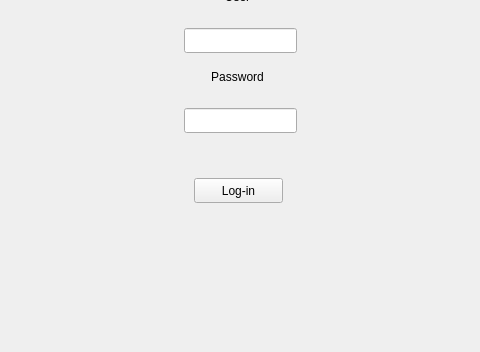
This is ClientGUI/ClientGUI/ClientApplication/mainwindow.ui in JonDGS/TheIndestructibleLibrary as Qt 5 draws it before an edit; both pictures show x 126 to 606 and y 199 to 551 of the 745 by 551 pixel window. The edited form follows.
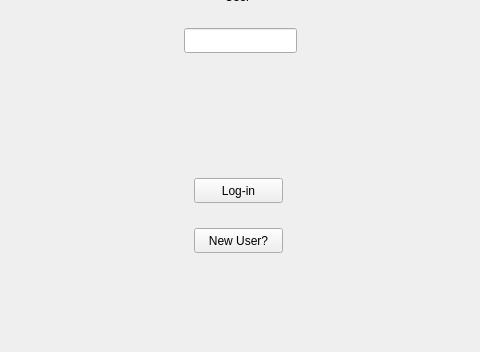
This is the edited form.

The edit to the form file:
```diff
--- a/ClientGUI/ClientGUI/ClientApplication/mainwindow.ui
+++ b/ClientGUI/ClientGUI/ClientApplication/mainwindow.ui
@@ -43,38 +43,6 @@
      <set>Qt::AlignCenter</set>
     </property>
    </widget>
-   <widget class="QLineEdit" name="lineEdit_2">
-    <property name="geometry">
-     <rect>
-      <x>310</x>
-      <y>290</y>
-      <width>113</width>
-      <height>25</height>
-     </rect>
-    </property>
-    <property name="text">
-     <string/>
-    </property>
-   </widget>
-   <widget class="QLabel" name="label_2">
-    <property name="geometry">
-     <rect>
-      <x>330</x>
-      <y>250</y>
-      <width>67</width>
-      <height>17</height>
-     </rect>
-    </property>
-    <property name="layoutDirection">
-     <enum>Qt::LeftToRight</enum>
-    </property>
-    <property name="text">
-     <string>Password</string>
-    </property>
-    <property name="alignment">
-     <set>Qt::AlignCenter</set>
-    </property>
-   </widget>
    <widget class="QPushButton" name="pushButton">
     <property name="geometry">
      <rect>
@@ -88,6 +56,19 @@
      <string>Log-in</string>
     </property>
    </widget>
+   <widget class="QPushButton" name="pushButton_2">
+    <property name="geometry">
+     <rect>
+      <x>320</x>
+      <y>410</y>
+      <width>89</width>
+      <height>25</height>
+     </rect>
+    </property>
+    <property name="text">
+     <string>New User?</string>
+    </property>
+   </widget>
   </widget>
   <widget class="QMenuBar" name="menuBar">
    <property name="geometry">
```
Left out of the diff: 4 changed lines with no effect on the pictures.
